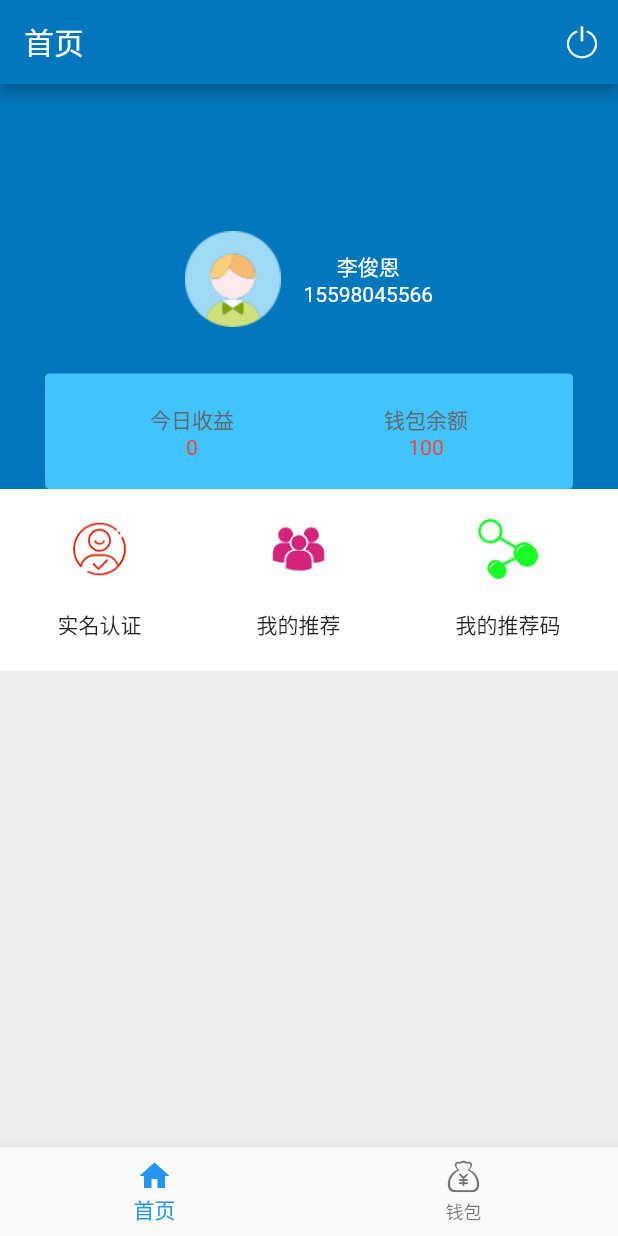
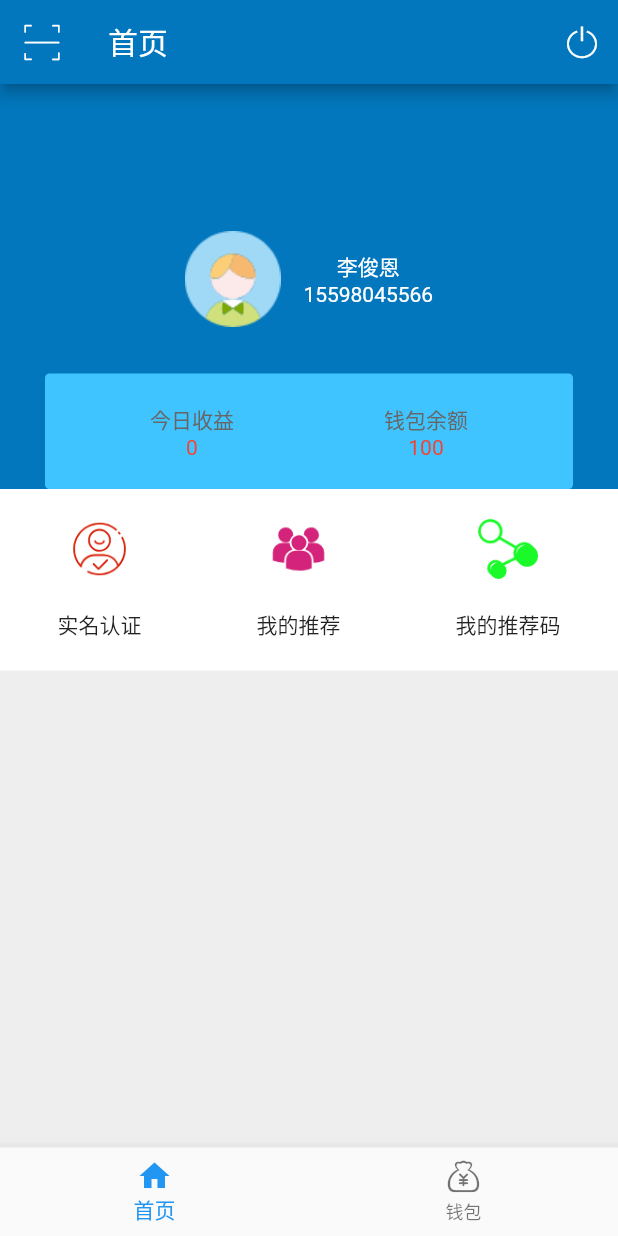
Before and after one commit to lijunen2009/quick_pay_flutter, a Flutter app: the screen it shows after launch, on a phone screen of 412 x 824 dp. Run offline on Flutter 3.47's test engine with Material 2 defaults, Android fonts, the phone set to English and light mode, and no system bars; our stand-ins replace dio, fluttertoast; missing offline and left inert: flutter_picker.

Commit message:
scanIcon

```diff
--- a/lib/util/MyIcon.dart
+++ b/lib/util/MyIcon.dart
@@ -13,5 +13,6 @@ class MyIcon{
   static const IconData password = const IconData(0xe6ab,fontFamily: _iconfont);
   static const IconData message = const IconData(0xe638,fontFamily: _iconfont);
   static const IconData code = const IconData(0xe683,fontFamily: _iconfont);
+  static const IconData scan = const IconData(0xe62a,fontFamily: _iconfont);
 
 }
--- a/lib/views/homePage.dart
+++ b/lib/views/homePage.dart
@@ -26,6 +26,7 @@ class HomeState extends State<HomePage> {
     return new Scaffold(
         backgroundColor: Color.fromRGBO(238, 238, 238, 1),
         appBar: new AppBar(
+            leading: Icon(MyIcon.scan),
             title: new Text(_title[_tabIndex]),
             actions: <Widget>[
               new IconButton(icon: new Icon(MyIcon.log_out), onPressed: (){
```
Also changed, not shown: assets/fonts/iconfont.ttf.
